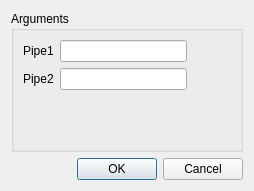
This is src/HEXABLOCKGUI/MakePipes_QTD.ui in SalomePlatform/hexablock as Qt 5 draws it before an edit. The edited form follows.
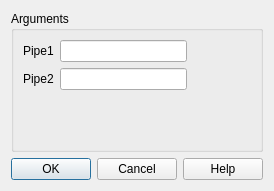
This is the edited form.

Commit message: added: -Propagation, Vector ( completed ) dialog panel. -Help button on all panel. -Delegate for all Panel updated: -menu always showed for each action

```diff
--- a/src/HEXABLOCKGUI/MakePipes_QTD.ui
+++ b/src/HEXABLOCKGUI/MakePipes_QTD.ui
@@ -66,7 +66,7 @@
       <enum>Qt::Horizontal</enum>
      </property>
      <property name="standardButtons">
-      <set>QDialogButtonBox::Cancel|QDialogButtonBox::Ok</set>
+      <set>QDialogButtonBox::Cancel|QDialogButtonBox::Ok|QDialogButtonBox::Help</set>
      </property>
     </widget>
    </item>
```
The commit also changes 37 other files.
